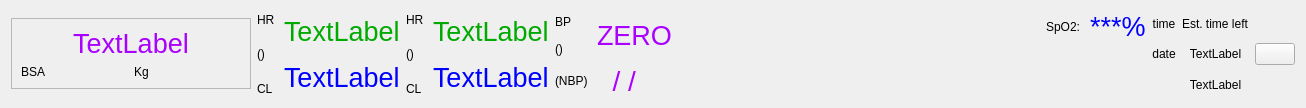
Qt form src/recorder/ui/patientstatusbar.ui (mannd/epsimulator) before a commit.
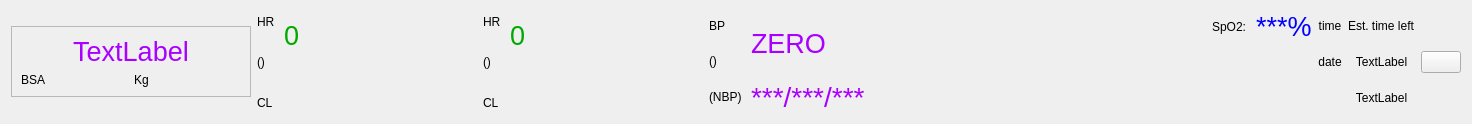
The same form after that commit. Icons and pictures are not drawn.

```diff
--- a/src/recorder/ui/patientstatusbar.ui
+++ b/src/recorder/ui/patientstatusbar.ui
@@ -5,12 +5,12 @@
    <rect>
     <x>0</x>
     <y>0</y>
-    <width>1306</width>
-    <height>108</height>
+    <width>1472</width>
+    <height>124</height>
    </rect>
   </property>
   <property name="sizePolicy" >
-   <sizepolicy vsizetype="Preferred" hsizetype="Preferred" >
+   <sizepolicy vsizetype="Preferred" hsizetype="Expanding" >
     <horstretch>1</horstretch>
     <verstretch>0</verstretch>
    </sizepolicy>
@@ -21,8 +21,8 @@
   <property name="windowIcon" >
    <iconset resource="../../resources/resources.qrc" >:/images/hi64-reports.png</iconset>
   </property>
-  <layout class="QHBoxLayout" >
-   <item>
+  <layout class="QGridLayout" >
+   <item row="0" column="0" >
     <layout class="QHBoxLayout" >
      <item>
       <widget class="QFrame" name="frame" >
@@ -177,7 +177,7 @@
           </font>
          </property>
          <property name="text" >
-          <string>TextLabel</string>
+          <string>0</string>
          </property>
         </widget>
        </item>
@@ -233,7 +233,7 @@
           </font>
          </property>
          <property name="text" >
-          <string>TextLabel</string>
+          <string/>
          </property>
         </widget>
        </item>
@@ -246,6 +246,19 @@
        </item>
       </layout>
      </item>
+     <item>
+      <spacer>
+       <property name="orientation" >
+        <enum>Qt::Horizontal</enum>
+       </property>
+       <property name="sizeHint" >
+        <size>
+         <width>40</width>
+         <height>20</height>
+        </size>
+       </property>
+      </spacer>
+     </item>
      <item>
       <layout class="QGridLayout" >
        <item row="0" column="0" >
@@ -300,7 +313,7 @@
           </font>
          </property>
          <property name="text" >
-          <string>TextLabel</string>
+          <string>0</string>
          </property>
         </widget>
        </item>
@@ -356,7 +369,7 @@
           </font>
          </property>
          <property name="text" >
-          <string>TextLabel</string>
+          <string/>
          </property>
         </widget>
        </item>
@@ -369,6 +382,19 @@
        </item>
       </layout>
      </item>
+     <item>
+      <spacer>
+       <property name="orientation" >
+        <enum>Qt::Horizontal</enum>
+       </property>
+       <property name="sizeHint" >
+        <size>
+         <width>40</width>
+         <height>20</height>
+        </size>
+       </property>
+      </spacer>
+     </item>
      <item>
       <layout class="QGridLayout" >
        <item row="0" column="0" >
@@ -486,7 +512,7 @@
           </font>
          </property>
          <property name="text" >
-          <string>  / /</string>
+          <string>***/***/***</string>
          </property>
         </widget>
        </item>
@@ -499,8 +525,8 @@
        </property>
        <property name="sizeHint" >
         <size>
-         <width>40</width>
-         <height>20</height>
+         <width>341</width>
+         <height>88</height>
         </size>
        </property>
       </spacer>
```
